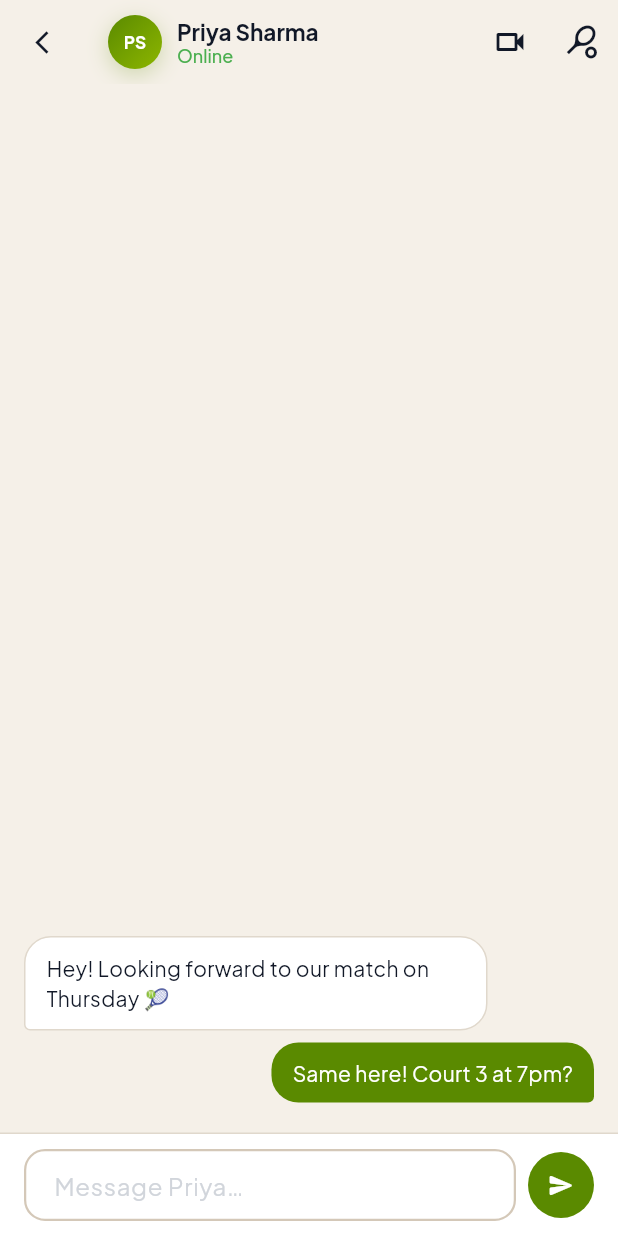
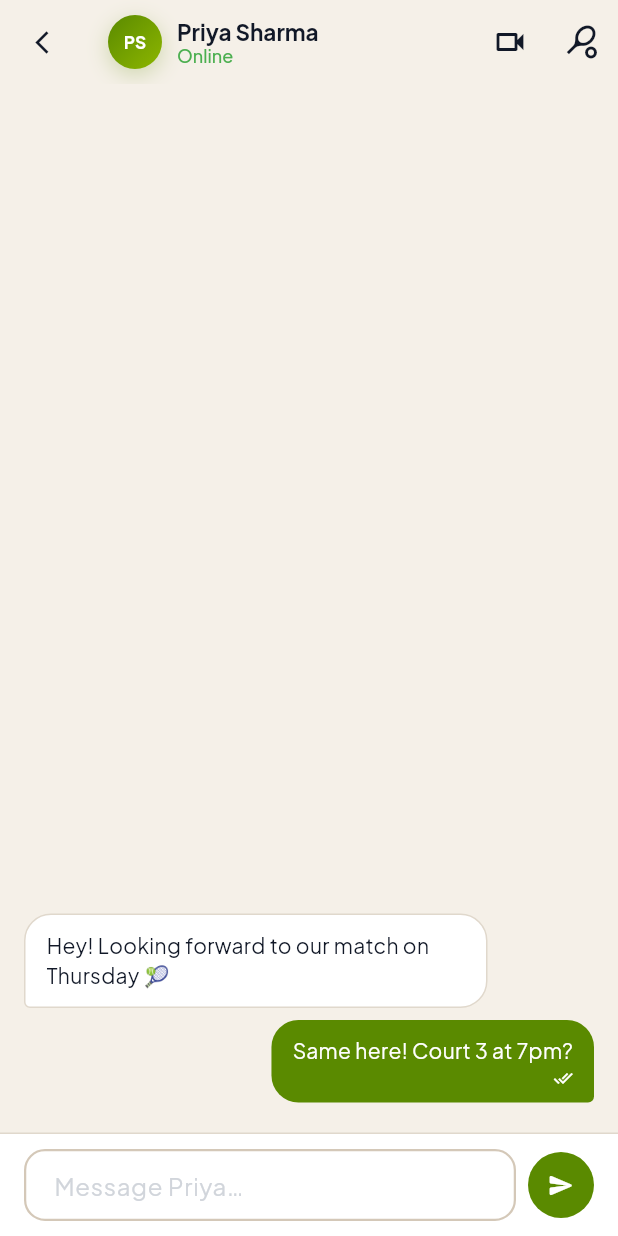
Before and after one commit to garayli/rally-web-prototype, a Flutter app: the MessagesScreen screen opened directly, after a tap on "PS", on a phone screen of 412 x 824 dp. Run offline on Flutter 3.47's test engine with Material 3 defaults, Android fonts, the light colour scheme and no system bars; our stand-ins replace flutter_animate, flutter_map, go_router, google_fonts, latlong2, share_plus and 1 more; accounts and stored records are empty.

Commit message:
A few bug fixes on Achievements, Profile, Notifications pages and Request Match Bottomsheet.

```diff
--- a/rallly_flutter/lib/screens/messages_screen.dart
+++ b/rallly_flutter/lib/screens/messages_screen.dart
@@ -1,15 +1,22 @@
 import 'package:flutter/material.dart';
 import 'package:intl/intl.dart';
 import 'package:flutter_animate/flutter_animate.dart';
+import 'package:supabase_flutter/supabase_flutter.dart';
 import '../theme/app_theme.dart';
 import '../widgets/shared_widgets.dart';
 import '../models/models.dart';
 import '../services/data_service.dart';
+import 'player_profile_screen.dart';
 
 // ─── Inbox screen ────────────────────────────────────────────────────────────
-class MessagesScreen extends StatelessWidget {
+class MessagesScreen extends StatefulWidget {
   const MessagesScreen({super.key});
 
+  @override
+  State<MessagesScreen> createState() => _MessagesScreenState();
+}
+
+class _MessagesScreenState extends State<MessagesScreen> {
   @override
   Widget build(BuildContext context) {
     return Scaffold(
@@ -36,12 +43,15 @@ class MessagesScreen extends StatelessWidget {
           final convo = dataService.getConversations()[i];
           return _InboxTile(
             conversation: convo,
-            onTap: () => Navigator.push(
+            onTap: () {
+              dataService.markConversationRead(convo.id);
+              Navigator.push(
                 context,
                 MaterialPageRoute(
                   builder: (_) => ConversationScreen(conversation: convo),
                 ),
-            ),
+              ).then((_) => setState(() {}));
+            },
           ).animate().fadeIn(delay: (i * 60).ms);
         },
       ),
@@ -70,7 +80,8 @@ class _InboxTile extends StatelessWidget {
   @override
   Widget build(BuildContext context) {
     final last = conversation.lastMessage;
-    final unread = conversation.unreadCount(dataService.currentUserId) > 0;
+    final unread = !dataService.isConversationRead(conversation.id) &&
+        conversation.unreadCount(dataService.currentUserId) > 0;
 
     return InkWell(
       onTap: onTap,
@@ -81,8 +92,12 @@ class _InboxTile extends StatelessWidget {
         padding: const EdgeInsets.symmetric(horizontal: 20, vertical: 14),
         child: Row(
           children: [
-            // Avatar with online indicator
-            Stack(
+            // Avatar with online indicator — taps to player profile
+            GestureDetector(
+              onTap: () => Navigator.push(context, MaterialPageRoute(
+                builder: (_) => PlayerProfileScreen(player: conversation.other),
+              )),
+              child: Stack(
                 children: [
                   PlayerAvatar(
                     initials: conversation.other.initials,
@@ -105,6 +120,7 @@ class _InboxTile extends StatelessWidget {
                       ),
                     ),
                 ],
+              ),
             ),
             const SizedBox(width: 14),
             // Content
@@ -165,7 +181,7 @@ class _InboxTile extends StatelessWidget {
                     style: const TextStyle(
                         fontSize: 11, color: RallyColors.muted),
                   ),
-                if (conversation.unreadCount(dataService.currentUserId) > 0) ...[
+                if (unread) ...[
                   const SizedBox(height: 4),
                   Container(
                     padding: const EdgeInsets.symmetric(
@@ -175,7 +191,7 @@ class _InboxTile extends StatelessWidget {
                       borderRadius: BorderRadius.circular(100),
                     ),
                     child: Text(
-                      '${conversation.unreadCount(dataService.currentUserId)}',
+                      '${conversation.unreadCount(dataService.currentUserId)}', // count still accurate until read
                       style: const TextStyle(
                         color: Colors.white,
                         fontSize: 10,
@@ -207,6 +223,7 @@ class _ConversationScreenState extends State<ConversationScreen> {
   final _controller = TextEditingController();
   final _scrollController = ScrollController();
   late List<ChatMessage> _messages;
+  final _deliveredIds = <String>{};  // message IDs confirmed delivered to Supabase
 
   @override
   void initState() {
@@ -214,14 +231,15 @@ class _ConversationScreenState extends State<ConversationScreen> {
     _messages = List.from(widget.conversation.messages.reversed);
   }
 
-  void _send() {
+  Future<void> _send() async {
     final text = _controller.text.trim();
     if (text.isEmpty) return;
+    final msgId = DateTime.now().toIso8601String();
     setState(() {
       _messages.insert(
         0,
         ChatMessage(
-          id: DateTime.now().toIso8601String(),
+          id: msgId,
           senderId: dataService.currentUserId,
           text: text,
           timestamp: DateTime.now(),
@@ -230,6 +248,21 @@ class _ConversationScreenState extends State<ConversationScreen> {
       );
     });
     _controller.clear();
+
+    // Persist to Supabase — works once real auth + profiles are in place
+    try {
+      final user = Supabase.instance.client.auth.currentUser;
+      if (user != null) {
+        // receiver_id is nullable until real player profiles exist in Supabase
+        await Supabase.instance.client.from('messages').insert({
+          'sender_id': user.id,
+          'text': text,
+        });
+        if (mounted) setState(() => _deliveredIds.add(msgId));
+      }
+    } catch (_) {
+      // Mock mode — no real auth/profiles yet; single tick shown
+    }
   }
 
   @override
@@ -241,7 +274,11 @@ class _ConversationScreenState extends State<ConversationScreen> {
           icon: const Icon(Icons.arrow_back_ios_new, size: 18),
           onPressed: () => Navigator.pop(context),
         ),
-        title: Row(
+        title: GestureDetector(
+          onTap: () => Navigator.push(context, MaterialPageRoute(
+            builder: (_) => PlayerProfileScreen(player: widget.conversation.other),
+          )),
+          child: Row(
             children: [
               PlayerAvatar(
                 initials: widget.conversation.other.initials,
@@ -267,9 +304,29 @@ class _ConversationScreenState extends State<ConversationScreen> {
               ),
             ],
           ),
+        ),
         actions: [
-          IconButton(icon: const Icon(Icons.videocam_outlined), onPressed: () {}),
-          IconButton(icon: const Icon(Icons.sports_tennis), onPressed: () {}),
+          IconButton(
+            tooltip: 'Video Call',
+            icon: const Icon(Icons.videocam_outlined),
+            onPressed: () => ScaffoldMessenger.of(context).showSnackBar(
+              const SnackBar(
+                content: Text('Video calls coming soon'),
+                behavior: SnackBarBehavior.floating,
+              ),
+            ),
+          ),
+          IconButton(
+            tooltip: 'Request Match',
+            icon: const Icon(Icons.sports_tennis),
+            onPressed: () => ScaffoldMessenger.of(context).showSnackBar(
+              SnackBar(
+                content: Text('Match request sent to ${widget.conversation.other.name.split(' ').first}! 🎾'),
+                backgroundColor: RallyColors.accent,
+                behavior: SnackBarBehavior.floating,
+              ),
+            ),
+          ),
         ],
       ),
       body: Column(
@@ -306,13 +363,31 @@ class _ConversationScreenState extends State<ConversationScreen> {
                           ? null
                           : Border.all(color: RallyColors.border),
                     ),
-                    child: Text(
+                    child: Column(
+                      crossAxisAlignment: CrossAxisAlignment.end,
+                      mainAxisSize: MainAxisSize.min,
+                      children: [
+                        Text(
                           msg.text,
                           style: TextStyle(
                             fontSize: 14,
                             color: isMe ? Colors.white : RallyColors.textPrimary,
                             height: 1.4,
                           ),
+                        ),
+                        if (isMe) ...[
+                          const SizedBox(height: 2),
+                          Icon(
+                            _deliveredIds.contains(msg.id) || msg.isRead
+                                ? Icons.done_all
+                                : Icons.check,
+                            size: 13,
+                            color: _deliveredIds.contains(msg.id) || msg.isRead
+                                ? Colors.white
+                                : Colors.white60,
+                          ),
+                        ],
+                      ],
                     ),
                   ),
                 );
```
Also changed, not shown: rallly_flutter/lib/screens/achievements_screen.dart (+7 -5 lines), rallly_flutter/lib/screens/main_shell.dart (+14 -10 lines), rallly_flutter/lib/screens/match_screen.dart (+33 -12 lines), rallly_flutter/lib/screens/notifications_preferences_screen.dart (+4 -12 lines), rallly_flutter/lib/screens/notifications_screen.dart (+7 -3 lines), rallly_flutter/lib/services/data_service.dart (+70 -2 lines), .claude/settings.local.json, 4 other files. Lines whose indentation alone changed are shown as unchanged.
